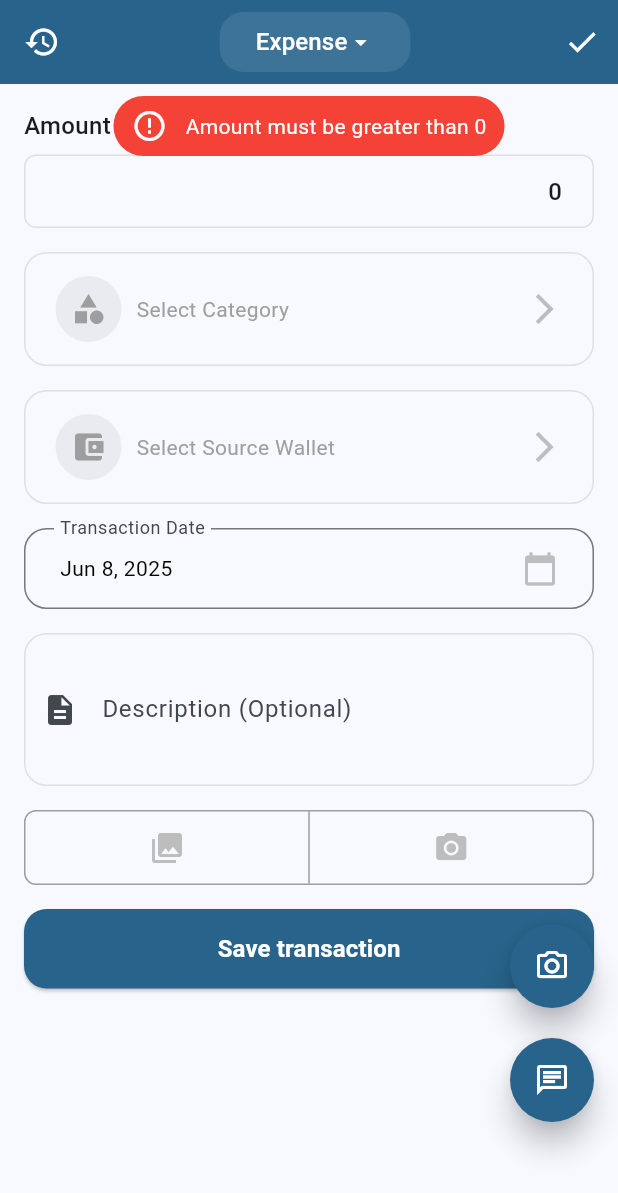
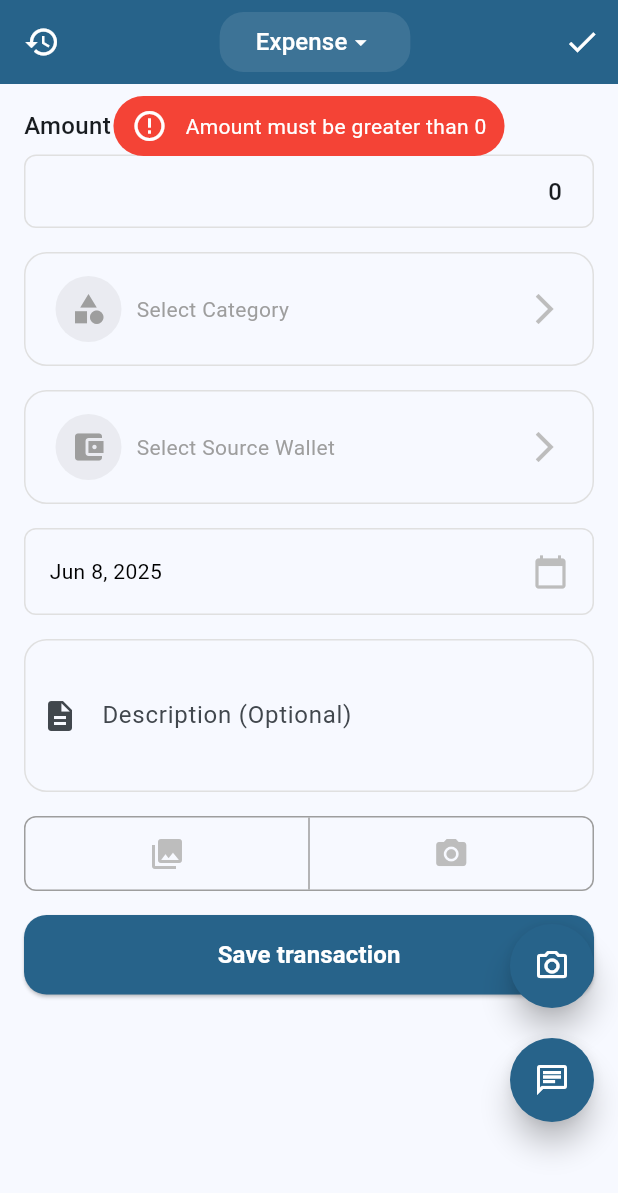
Before and after one commit to dlir2404/intel_money, a Flutter app: the CreateTransactionScreen screen opened directly, after a tap on "Save transaction", on a phone screen of 412 x 824 dp. Shown: the top 1193 px of the screen. Run offline on Flutter 3.47's test engine with Material 3 defaults, Android fonts, the phone set to English and light mode, and no system bars; our stand-ins replace camera, community_charts_flutter, flutter_dotenv, flutter_secure_storage, flutter_svg, flutter_timezone and 9 more; missing offline and left inert: cloudinary_public, currency_picker, google_mlkit_text_recognition; accounts and stored records are empty; network calls fail; statements that could not run were skipped.

Commit message:
create modify balance transaction (not update state)

```diff
--- a/lib/core/models/transaction.dart
+++ b/lib/core/models/transaction.dart
@@ -49,6 +49,8 @@ class Transaction {
         return BorrowTransaction.fromJson(json);
       case TransactionType.transfer:
         return TransferTransaction.fromJson(json);
+      case TransactionType.modifyBalance:
+        return ModifyBalanceTransaction.fromJson(json);
       default:
         break;
     }
@@ -157,3 +159,30 @@ class TransferTransaction extends Transaction {
     );
   }
 }
+
+class ModifyBalanceTransaction extends Transaction {
+  double newRealBalance;
+  ModifyBalanceTransaction({
+    required super.id,
+    required super.amount,
+    required this.newRealBalance,
+    required super.transactionDate,
+    required super.sourceWallet,
+    super.category,
+    super.description,
+    super.image,
+  }) : super(type: TransactionType.modifyBalance);
+
+  factory ModifyBalanceTransaction.fromJson(Map<String, dynamic> json) {
+    return ModifyBalanceTransaction(
+      id: json['id'],
+      amount: double.parse(json['amount'].toString()),
+      newRealBalance: double.parse(json['extraInfo']['newRealBalance'].toString()),
+      transactionDate: AppTime.parseFromApi(json['transactionDate']),
+      sourceWallet: Wallet.fromContext(json['sourceWalletId']),
+      category: Category.fromContext(json['categoryId']),
+      description: json['description'],
+      image: json['image'],
+    );
+  }
+}
--- a/lib/features/transaction/controller/transaction_controller.dart
+++ b/lib/features/transaction/controller/transaction_controller.dart
@@ -166,7 +166,8 @@ class TransactionController {
     required String? description,
     required RelatedUser? lender,
     required RelatedUser? borrower,
-
+    required double? newRealBalance,
+    required double? difference, //just use for validation
     required File? image,
   }) async {
     _validateFields(
@@ -179,6 +180,8 @@ class TransactionController {
       description: description,
       lender: lender,
       borrower: borrower,
+      newRealBalance: newRealBalance,
+      difference: difference,
       image: image,
     );
 
@@ -252,8 +255,15 @@ class TransactionController {
             );
         break;
       case TransactionType.modifyBalance:
-        // TODO: Handle this case.
-        throw UnimplementedError();
+        newTransaction = await _transactionService
+            .createModifyBalanceTransaction(
+              newRealBalance: newRealBalance!,
+              categoryId: category!.id,
+              description: description,
+              sourceWalletId: sourceWallet!.id,
+              transactionDate: transactionDate!,
+              image: imageUrl,
+            );
     }
 
     _transactionState.addTransaction(newTransaction);
@@ -271,6 +281,8 @@ class TransactionController {
     required String? description,
     required RelatedUser? lender,
     required RelatedUser? borrower,
+    required double? newRealBalance,
+    required double? difference, //just use for validation
     required dynamic image,
   }) async {
     _validateFields(
@@ -283,6 +295,8 @@ class TransactionController {
       description: description,
       lender: lender,
       borrower: borrower,
+      newRealBalance: newRealBalance,
+      difference: difference,
       image: image,
     );
 
@@ -381,17 +395,15 @@ class TransactionController {
     required String? description,
     required RelatedUser? lender,
     required RelatedUser? borrower,
-
+    required double? newRealBalance,
+    required double? difference, //just use for validation
     required File? image,
   }) {
-    if (amount <= 0) {
+    if (transactionType != TransactionType.modifyBalance && amount <= 0) {
       throw TransactionException('Amount must be greater than 0');
     }
 
-    if ((transactionType == TransactionType.expense ||
-            transactionType == TransactionType.income ||
-            transactionType == TransactionType.lend ||
-            transactionType == TransactionType.borrow) &&
+    if ((transactionType != TransactionType.transfer) &&
         category == null) {
       throw TransactionException('Please select a category');
     }
@@ -422,6 +434,10 @@ class TransactionController {
 
     if (transactionType == TransactionType.borrow && lender == null) {
       throw TransactionException("Please choose a lender");
+    }
+
+    if (transactionType == TransactionType.modifyBalance && difference == 0) {
+      throw TransactionException("Difference can not be zero");
     }
   }
 
--- a/lib/features/transaction/screens/create_transaction_screen.dart
+++ b/lib/features/transaction/screens/create_transaction_screen.dart
@@ -19,7 +19,9 @@ import '../../../core/models/category.dart';
 import '../../../core/models/related_user.dart';
 import '../../../core/models/wallet.dart';
 import '../../../core/state/wallet_state.dart';
+import '../../../shared/component/input/different_input.dart';
 import '../../../shared/component/input/form_input.dart';
+import '../../../shared/const/enum/category_type.dart';
 import '../../category/widgets/select_category_input.dart';
 import '../../related_user/widgets/select_related_user_input.dart';
 import '../controller/transaction_controller.dart';
@@ -45,6 +47,8 @@ class _CreateTransactionScreenState extends State<CreateTransactionScreen> {
 
   RelatedUser? _borrower;
   RelatedUser? _lender;
+
+  double _newRealBalance = 0;
 
   bool _isLoading = false;
 
@@ -74,7 +78,9 @@ class _CreateTransactionScreenState extends State<CreateTransactionScreen> {
         description: _descriptionController.text,
         lender: _lender,
         borrower: _borrower,
-          image: _image
+        newRealBalance: _newRealBalance,
+        difference: _newRealBalance - (_sourceWallet?.balance ?? 0),
+        image: _image,
       );
 
       if (mounted) {
@@ -152,7 +158,10 @@ class _CreateTransactionScreenState extends State<CreateTransactionScreen> {
     } on SocketException catch (_) {
       // No internet connection
       if (!navigatorContext.mounted) return;
-      AppToast.showError(navigatorContext, 'Please check your internet connection');
+      AppToast.showError(
+        navigatorContext,
+        'Please check your internet connection',
+      );
     }
   }
 
@@ -213,7 +222,8 @@ class _CreateTransactionScreenState extends State<CreateTransactionScreen> {
           child: Column(
             crossAxisAlignment: CrossAxisAlignment.start,
             children: [
-              MainInput(
+              _selectedTransactionType != TransactionType.modifyBalance
+                  ? MainInput(
                     initialValue: _amount,
                     onChanged: (double newValue) {
                       setState(() {
@@ -221,19 +231,41 @@ class _CreateTransactionScreenState extends State<CreateTransactionScreen> {
                       });
                     },
                     label: 'Amount',
+                  )
+                  : DifferentInput(
+                    oldValue: _sourceWallet!.balance,
+                    newValue: _amount,
+                    oldLabel: 'Balance in the account',
+                    newLabel: 'Actual Balance',
+                    onValueChanged: (double newValue) {
+                      if (_selectedCategory != null) {
+                        if (_selectedCategory!.type == CategoryType.income && newValue - _sourceWallet!.balance < 0) {
+                          _selectedCategory = null;
+                        } else if (_selectedCategory!.type == CategoryType.expense && newValue - _sourceWallet!.balance > 0) {
+                          _selectedCategory = null;
+                        }
+                      }
+
+                      setState(() {
+                        _newRealBalance = newValue;
+                      });
+                    },
                   ),
               const SizedBox(height: 16),
 
-              if (_selectedTransactionType == TransactionType.income ||
-                  _selectedTransactionType == TransactionType.expense ||
-                  _selectedTransactionType == TransactionType.lend ||
-                  _selectedTransactionType == TransactionType.borrow)
+              if (_selectedTransactionType != TransactionType.transfer)
                 Column(
                   children: [
                     SelectCategoryInput(
                       category: _selectedCategory,
                       placeholder: 'Select Category',
-                      categoryType: _selectedTransactionType.categoryType,
+                      categoryType:
+                          _selectedTransactionType !=
+                                  TransactionType.modifyBalance
+                              ? _selectedTransactionType.categoryType
+                              : (_newRealBalance - _sourceWallet!.balance) > 0
+                              ? CategoryType.income
+                              : CategoryType.expense,
                       onCategorySelected: (category) {
                         setState(() {
                           _selectedCategory = category;
--- a/lib/features/transaction/screens/edit_transaction_screen.dart
+++ b/lib/features/transaction/screens/edit_transaction_screen.dart
@@ -41,6 +41,8 @@ class _EditTransactionScreenState extends State<EditTransactionScreen> {
   RelatedUser? _borrower;
   RelatedUser? _lender;
 
+  late double _newRealBalance;
+
   bool _isLoading = false;
 
   final TextEditingController _descriptionController = TextEditingController();
@@ -67,6 +69,8 @@ class _EditTransactionScreenState extends State<EditTransactionScreen> {
     } else if (widget.transaction is TransferTransaction) {
       _destinationWallet =
           (widget.transaction as TransferTransaction).destinationWallet;
+    } else if (widget.transaction is ModifyBalanceTransaction) {
+      _newRealBalance = (widget.transaction as ModifyBalanceTransaction).newRealBalance;
     }
   }
 
@@ -87,6 +91,8 @@ class _EditTransactionScreenState extends State<EditTransactionScreen> {
         description: _descriptionController.text,
         lender: _lender,
         borrower: _borrower,
+        newRealBalance: _newRealBalance,
+        difference: _newRealBalance - _sourceWallet.balance,
         image: _image,
       );
 
--- a/lib/shared/component/input/date_input.dart
+++ b/lib/shared/component/input/date_input.dart
@@ -29,17 +29,11 @@ class DateInput extends StatelessWidget {
   Widget build(BuildContext context) {
     return GestureDetector(
       onTap: () => _selectDate(context),
-      child: InputDecorator(
-        decoration: InputDecoration(
-          labelText: placeholder,
-          border: OutlineInputBorder(
-            borderRadius: BorderRadius.circular(15),
-            borderSide: BorderSide(color: Colors.grey[300]!),
-          ),
-          contentPadding: const EdgeInsets.symmetric(
-            horizontal: 20,
-            vertical: 15,
-          ),
+      child: Container(
+        padding: const EdgeInsets.symmetric(horizontal: 16, vertical: 16),
+        decoration: BoxDecoration(
+          borderRadius: BorderRadius.circular(8),
+          border: Border.all(color: Colors.grey.shade300),
         ),
         child: Row(
           mainAxisAlignment: MainAxisAlignment.spaceBetween,
--- a/lib/shared/component/input/main_input.dart
+++ b/lib/shared/component/input/main_input.dart
@@ -11,6 +11,8 @@ class MainInput extends StatefulWidget {
   final bool autofocus;
   final double? initialValue;
 
+  final MainInputMode mode;
+
   const MainInput({
     super.key,
     this.label,
@@ -18,6 +20,7 @@ class MainInput extends StatefulWidget {
     this.focusNode,
     this.autofocus = false,
     this.initialValue,
+    this.mode = MainInputMode.vertical,
   });
 
   @override
@@ -64,7 +67,8 @@ class _MainInputState extends State<MainInput> {
     super.didUpdateWidget(oldWidget);
 
     // Check if initialValue has changed
-    if (widget.initialValue != oldWidget.initialValue && widget.initialValue != null) {
+    if (widget.initialValue != oldWidget.initialValue &&
+        widget.initialValue != null) {
       _value = widget.initialValue!;
 
       String valueText = _value.toString();
@@ -248,7 +252,7 @@ class _MainInputState extends State<MainInput> {
       _performCalculation(); // Calculate any pending operation
       _focusNode.unfocus(); // Close the keyboard
     } else if (['+', '-', '×', '÷'].contains(key)) {
-      if (_isCalculating){
+      if (_isCalculating) {
         _performCalculation();
       }
 
@@ -279,7 +283,7 @@ class _MainInputState extends State<MainInput> {
         _displayText = _getDisplayText(valueText);
       }
     } else if (key == '000') {
-      if (_displayText == '0' || !_checkLimit(_displayText)){
+      if (_displayText == '0' || !_checkLimit(_displayText)) {
         //do nothing
       } else if (_displayText.endsWith(",")) {
         _displayText = '${_displayText}00';
@@ -306,7 +310,7 @@ class _MainInputState extends State<MainInput> {
       if (_displayText == '0') {
         // Replace 0 with the new digit
         _displayText = key;
-      } else if (!_checkLimit(_displayText)){
+      } else if (!_checkLimit(_displayText)) {
         return;
       } else {
         // Check if adding would exceed decimal limit
@@ -330,7 +334,7 @@ class _MainInputState extends State<MainInput> {
 
   /// return true if limit is reached
   bool _checkLimit(String value) {
-    if (value.contains(",")){
+    if (value.contains(",")) {
       value = value.split(",")[0];
     }
 
@@ -371,12 +375,12 @@ class _MainInputState extends State<MainInput> {
         String resultText = result.toString();
         String integerPart = resultText.split(".")[0];
         String decimalPart = resultText.split(".")[1];
-        if (decimalPart.length == 1 && decimalPart == "0"){
+        if (decimalPart.length == 1 && decimalPart == "0") {
           resultText = integerPart;
-        } else if (decimalPart.length >= 2){
+        } else if (decimalPart.length >= 2) {
           decimalPart = decimalPart.substring(0, 2);
 
-          if (decimalPart == "00"){
+          if (decimalPart == "00") {
             resultText = integerPart;
           } else {
             resultText = "$integerPart,$decimalPart";
@@ -396,7 +400,8 @@ class _MainInputState extends State<MainInput> {
 
   @override
   Widget build(BuildContext context) {
-    return Column(
+    return widget.mode == MainInputMode.vertical
+        ? Column(
           crossAxisAlignment: CrossAxisAlignment.start,
           children: [
             if (widget.label != null)
@@ -404,7 +409,10 @@ class _MainInputState extends State<MainInput> {
                 padding: const EdgeInsets.only(bottom: 8.0),
                 child: Text(
                   widget.label!,
-              style: const TextStyle(fontSize: 16, fontWeight: FontWeight.w500),
+                  style: const TextStyle(
+                    fontSize: 16,
+                    fontWeight: FontWeight.w500,
+                  ),
                 ),
               ),
             GestureDetector(
@@ -412,20 +420,52 @@ class _MainInputState extends State<MainInput> {
                 FocusScope.of(context).requestFocus(_focusNode);
               },
               child: Container(
-            padding: const EdgeInsets.symmetric(horizontal: 16, vertical: 12),
+                padding: const EdgeInsets.symmetric(
+                  horizontal: 16,
+                  vertical: 12,
+                ),
                 decoration: BoxDecoration(
                   borderRadius: BorderRadius.circular(8),
                   border: Border.all(color: Colors.grey.shade300),
                 ),
                 child: Row(
                   children: [
-                Expanded(child: Container(),),
-                CurrencyText(text: _displayText, fontSize: 16, fontWeight: FontWeight.w500,)
+                    Expanded(child: Container()),
+                    CurrencyText(
+                      text: _displayText,
+                      fontSize: 16,
+                      fontWeight: FontWeight.w500,
+                    ),
                   ],
                 ),
               ),
             ),
           ],
+        )
+        : InkWell(
+          onTap: () {
+            FocusScope.of(context).requestFocus(_focusNode);
+          },
+          child: Container(
+            padding: const EdgeInsets.symmetric(horizontal: 16, vertical: 20),
+            child: Row(
+              mainAxisAlignment: MainAxisAlignment.spaceBetween,
+              children: [
+                Text(
+                  widget.label!,
+                  style: const TextStyle(
+                    fontSize: 16,
+                    fontWeight: FontWeight.w500,
+                  ),
+                ),
+                CurrencyText(
+                  text: _displayText,
+                  fontSize: 16,
+                  fontWeight: FontWeight.w500,
+                ),
+              ],
+            ),
+          ),
         );
   }
 }
@@ -529,3 +569,5 @@ class EnhancedMoneyKeyboard extends StatelessWidget {
     );
   }
 }
+
+enum MainInputMode { vertical, inline }
```
Also changed, not shown: lib/core/services/transaction_service.dart (+21 -0 lines), lib/shared/component/input/different_input.dart (added, +107 -0 lines). Lines whose indentation alone changed are shown as unchanged.
